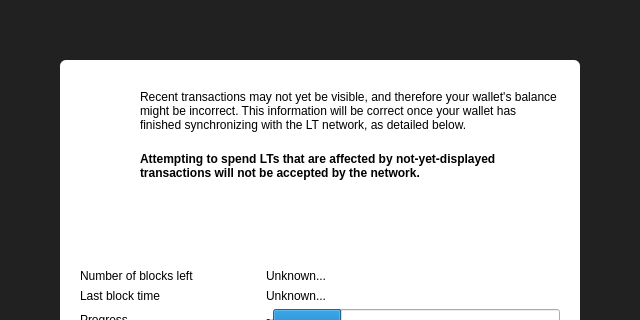
Hydra-Chain/node, file src/qt/forms/modaloverlay.ui: the form before one commit; both pictures show x 0 to 640 and y 0 to 320 of the 640 by 513 pixel window.
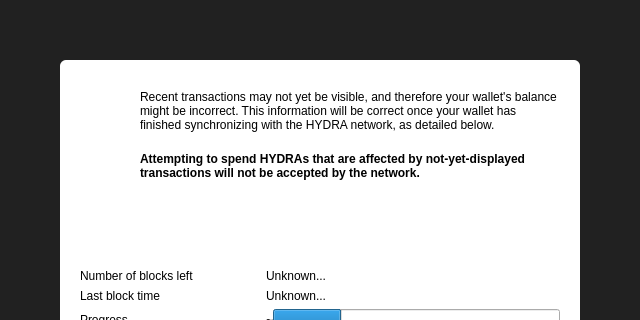
The form after the commit. Icons and pictures are not drawn. Custom widgets are drawn as their Qt base class.

```diff
--- a/src/qt/forms/modaloverlay.ui
+++ b/src/qt/forms/modaloverlay.ui
@@ -150,7 +150,7 @@
                  <item>
                   <widget class="QLabel" name="infoText">
                    <property name="text">
-                    <string>Recent transactions may not yet be visible, and therefore your wallet's balance might be incorrect. This information will be correct once your wallet has finished synchronizing with the LT network, as detailed below.</string>
+                    <string>Recent transactions may not yet be visible, and therefore your wallet's balance might be incorrect. This information will be correct once your wallet has finished synchronizing with the HYDRA network, as detailed below.</string>
                    </property>
                    <property name="textFormat">
                     <enum>Qt::RichText</enum>
@@ -169,7 +169,7 @@
                     </font>
                    </property>
                    <property name="text">
-                    <string>Attempting to spend LTs that are affected by not-yet-displayed transactions will not be accepted by the network.</string>
+                    <string>Attempting to spend HYDRAs that are affected by not-yet-displayed transactions will not be accepted by the network.</string>
                    </property>
                    <property name="textFormat">
                     <enum>Qt::RichText</enum>
```
